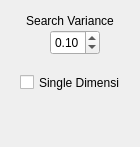
Qt form _AlgorithmsPlugins/Reinforcements/paramsRandom.ui (b4silio/MLDemos) before a commit.
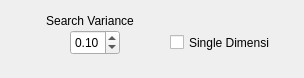
The same form after that commit.

```diff
--- a/_AlgorithmsPlugins/Reinforcements/paramsRandom.ui
+++ b/_AlgorithmsPlugins/Reinforcements/paramsRandom.ui
@@ -6,8 +6,8 @@
    <rect>
     <x>0</x>
     <y>0</y>
-    <width>140</width>
-    <height>147</height>
+    <width>304</width>
+    <height>78</height>
    </rect>
   </property>
   <property name="windowTitle">
@@ -16,7 +16,7 @@
   <widget class="QDoubleSpinBox" name="varianceSpin">
    <property name="geometry">
     <rect>
-     <x>50</x>
+     <x>70</x>
      <y>30</y>
      <width>50</width>
      <height>25</height>
@@ -43,7 +43,7 @@
   <widget class="QLabel" name="varianceLabel">
    <property name="geometry">
     <rect>
-     <x>20</x>
+     <x>40</x>
      <y>10</y>
      <width>100</width>
      <height>21</height>
@@ -64,8 +64,8 @@
   <widget class="QCheckBox" name="singleDimCheck">
    <property name="geometry">
     <rect>
-     <x>20</x>
-     <y>70</y>
+     <x>170</x>
+     <y>30</y>
      <width>100</width>
      <height>25</height>
     </rect>
```
